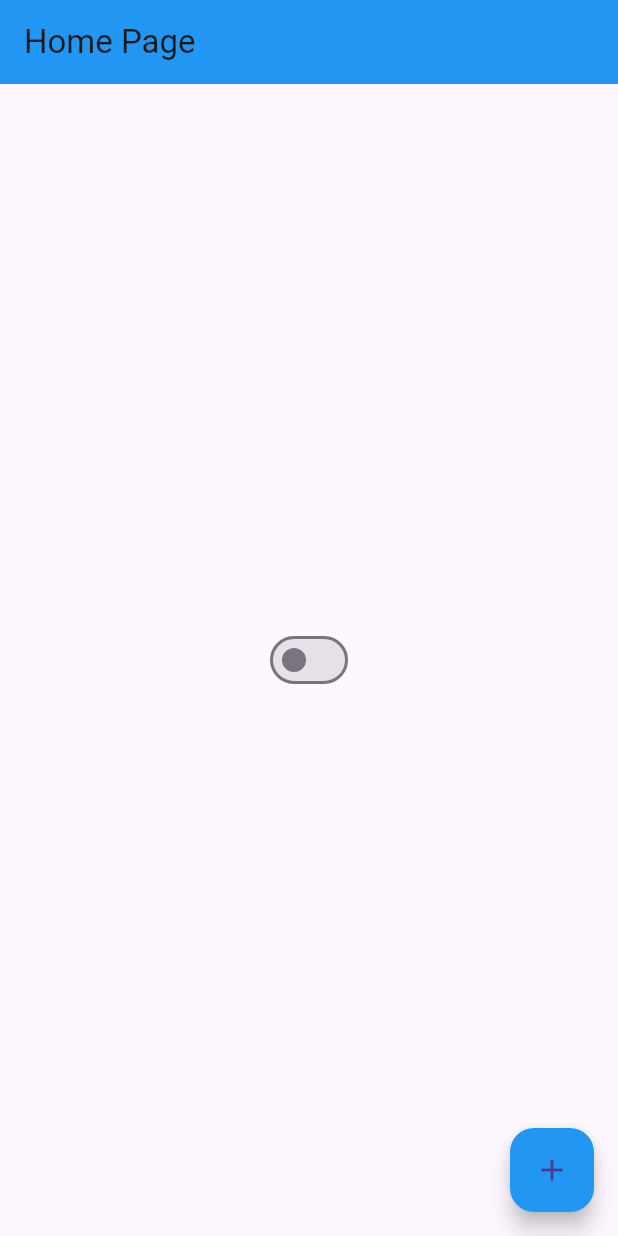
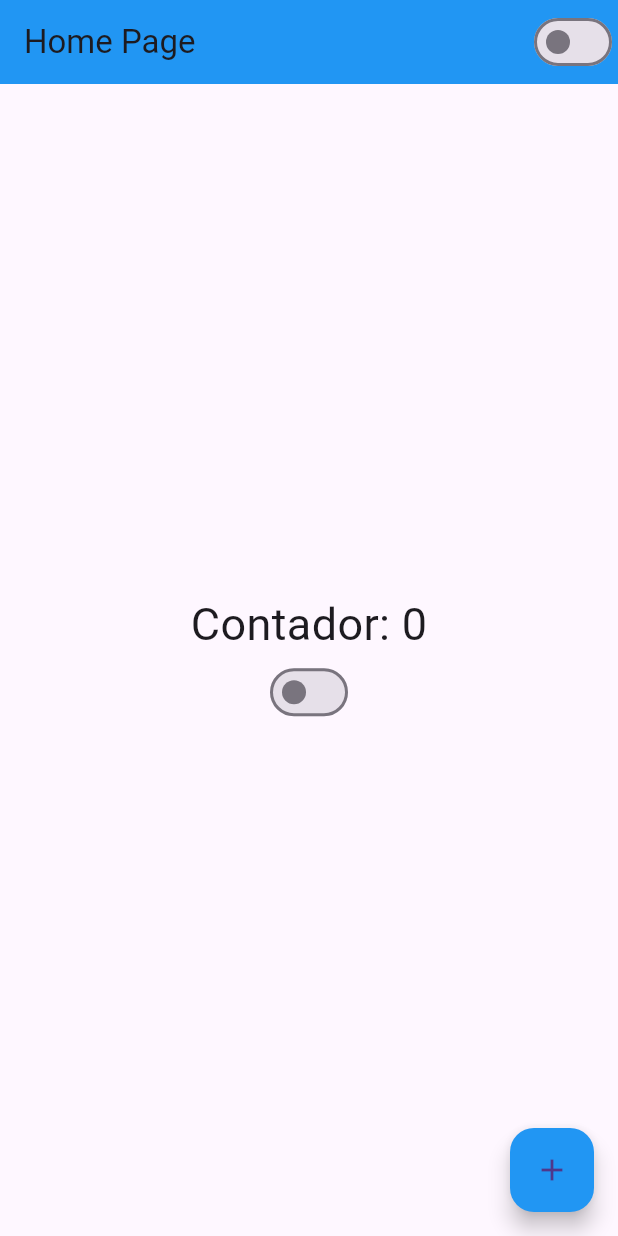
Before and after one commit to Brun00liveira/Flutter, a Flutter app: the screen it shows after launch, on a phone screen of 412 x 824 dp. Run offline on Flutter 3.47's test engine with Material 3 defaults, Android fonts, the phone set to English and light mode, and no system bars.

Commit message:
feat - column flutter

```diff
--- a/lib/count.dart
+++ /dev/null
@@ -1,5 +0,0 @@
-import 'package:flutter/material.dart';
-
-class count extends StatefulBuilder{
-
-}
--- /dev/null
+++ b/lib/counter.dart
@@ -0,0 +1,3 @@
+import 'package:flutter/material.dart';
+
+class CounterClicks extends StatefulWidget {}
--- a/lib/home.dart
+++ b/lib/home.dart
@@ -1,5 +1,6 @@
 import 'package:flutter/material.dart';
 import 'package:greengrocer/app_controller.dart';
+import 'package:greengrocer/switch.dart';
 
 class HomePage extends StatefulWidget {
   @override
@@ -16,14 +17,22 @@ class HomePageState extends State<HomePage> {
     return Scaffold(
       appBar: AppBar(
         title: Text('Home Page'),
+        actions: [CustomSwitch()],
         backgroundColor: Colors.blue, // Defina a cor desejada aqui
       ),
-      body: Center(
-        child: Switch(
-          value: AppController.instance.isDarkTheme,
-          onChanged: (value) {
-            AppController.instance.changeTheme();
-          },
+      body: Container(
+        width: double.infinity,
+        height: double.infinity,
+        child: Column(
+          mainAxisAlignment: MainAxisAlignment.center,
+          crossAxisAlignment: CrossAxisAlignment.center,
+          children: [
+            Text(
+              'Contador: $counter',
+              style: TextStyle(fontSize: 30),
+            ),
+            CustomSwitch(),
+          ],
         ),
       ),
       floatingActionButton: FloatingActionButton(
--- /dev/null
+++ b/lib/switch.dart
@@ -0,0 +1,14 @@
+import 'package:flutter/material.dart';
+import 'package:greengrocer/app_controller.dart';
+
+class CustomSwitch extends StatelessWidget {
+  @override
+  Widget build(BuildContext context) {
+    return Switch(
+      value: AppController.instance.isDarkTheme,
+      onChanged: (value) {
+        AppController.instance.changeTheme();
+      },
+    );
+  }
+}
```
